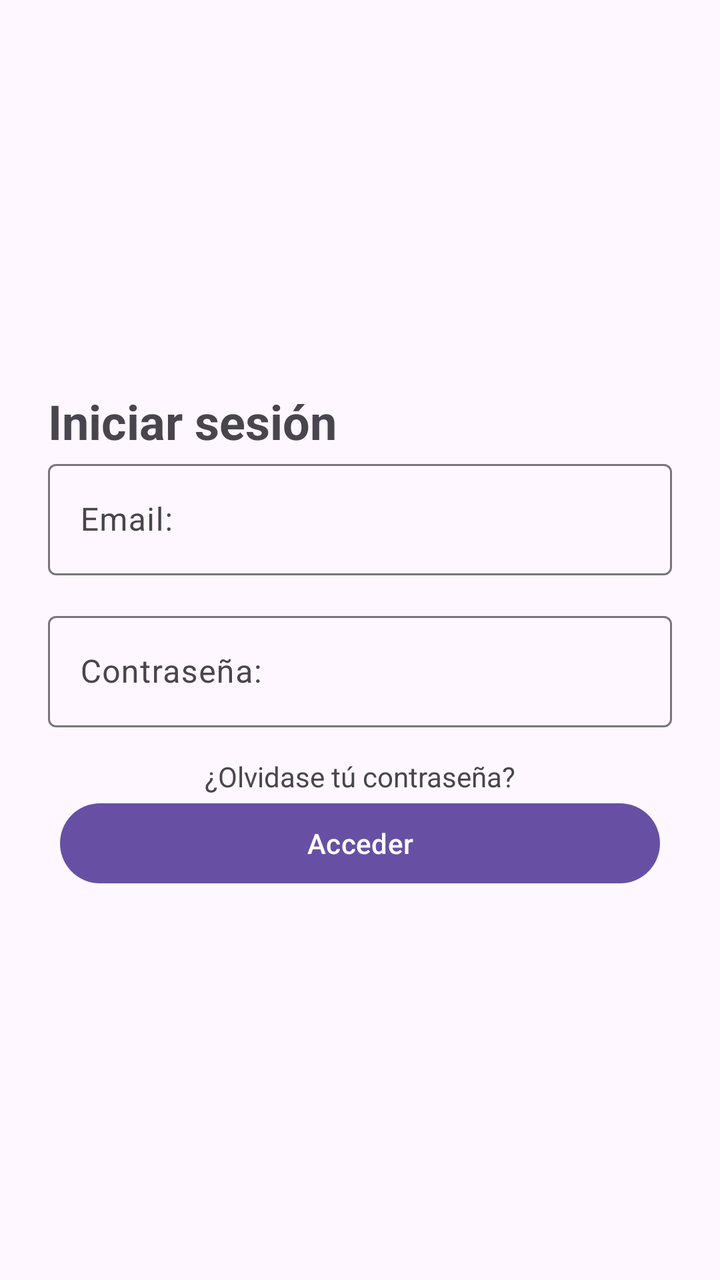
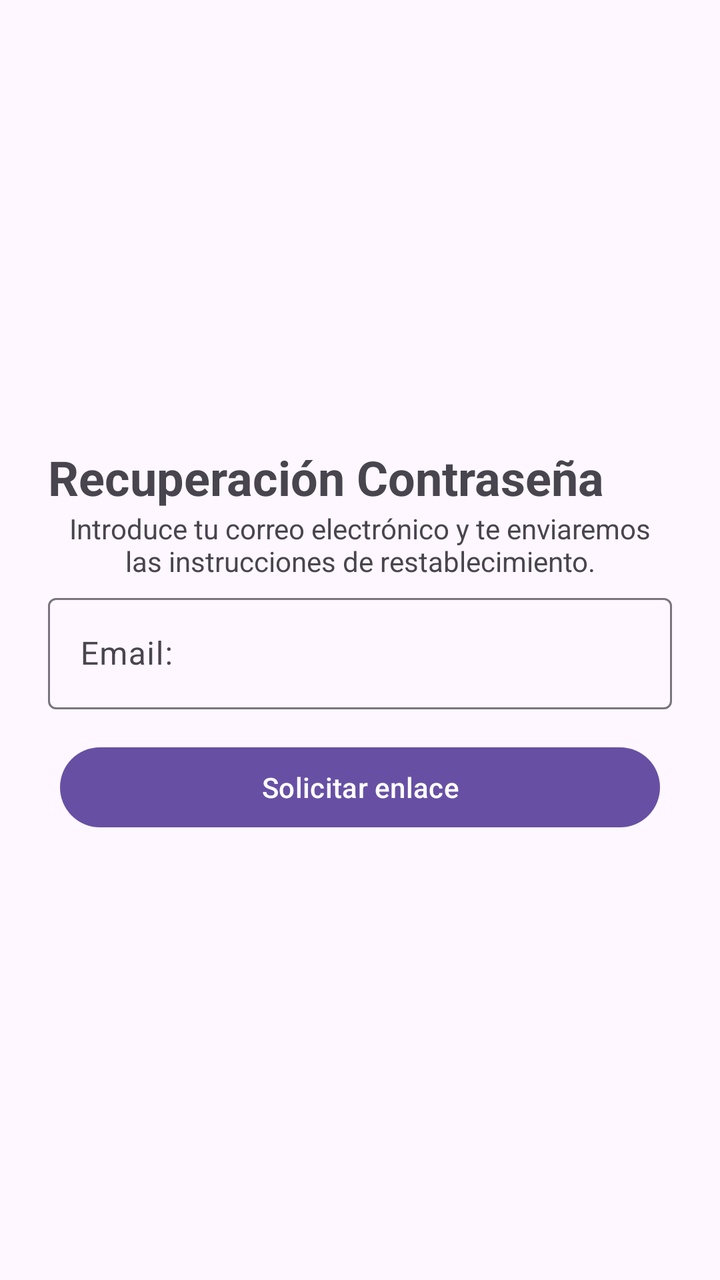

An Android layout rendered at two revisions. The XML below is the earlier revision; the diff shows what the commit changed to produce the second picture.
<!-- AndroidManifest.xml: application theme Theme.CestaFamiliar -->
<!-- res/layout/activity_login.xml -->
<?xml version="1.0" encoding="utf-8"?>
<LinearLayout xmlns:android="http://schemas.android.com/apk/res/android"
    xmlns:app="http://schemas.android.com/apk/res-auto"
    android:id="@+id/nombre"
    android:layout_width="match_parent"
    android:layout_height="match_parent"
    android:layout_gravity="end"
    android:gravity="center"
    android:orientation="vertical"
    android:padding="24dp">

    <TextView
        android:id="@+id/tvIniciarSesión"
        android:layout_width="match_parent"
        android:layout_height="wrap_content"
        android:text="Iniciar sesión"
        android:textSize="24sp"
        android:textStyle="bold" />

    <com.google.android.material.textfield.TextInputLayout
        android:layout_width="match_parent"
        android:layout_height="76dp"
        app:hintAnimationEnabled="false">

        <com.google.android.material.textfield.TextInputEditText
            android:id="@+id/tinputEmail"
            android:layout_width="match_parent"
            android:layout_height="wrap_content"
            android:hint="Email:"
            android:inputType="textEmailAddress" />
    </com.google.android.material.textfield.TextInputLayout>

    <com.google.android.material.textfield.TextInputLayout
        android:layout_width="match_parent"
        android:layout_height="76dp"
        app:hintAnimationEnabled="false">

        <com.google.android.material.textfield.TextInputEditText
            android:id="@+id/tinputContraseña"
            android:layout_width="match_parent"
            android:layout_height="wrap_content"
            android:hint="Contraseña:"
            android:inputType="textPassword"
            android:password="true" />
    </com.google.android.material.textfield.TextInputLayout>

    <TextView
        android:id="@+id/tvRecuperarContraseña"
        android:layout_width="match_parent"
        android:layout_height="19dp"
        android:text="¿Olvidase tú contraseña?"
        android:textAlignment="center" />

    <Button
        android:id="@+id/Acceder"
        android:layout_width="300dp"
        android:layout_height="wrap_content"
        android:text="Acceder" />

</LinearLayout>
<!-- resources referenced by this layout -->
<resources>
  <style name="Theme.CestaFamiliar" parent="Base.Theme.CestaFamiliar" />
  <style name="Base.Theme.CestaFamiliar" parent="Theme.Material3.DayNight.NoActionBar">
          
          
      </style>
</resources>

<!-- the commit's change to res/layout/activity_login.xml (unified diff, before → after) -->
@@ -1,7 +1,7 @@
 <?xml version="1.0" encoding="utf-8"?>
 <LinearLayout xmlns:android="http://schemas.android.com/apk/res/android"
     xmlns:app="http://schemas.android.com/apk/res-auto"
-    android:id="@+id/nombre"
+    android:id="@+id/login"
     android:layout_width="match_parent"
     android:layout_height="match_parent"
     android:layout_gravity="end"
@@ -10,12 +10,19 @@
     android:padding="24dp">
 
     <TextView
-        android:id="@+id/tvIniciarSesión"
+        android:id="@+id/tvRecuContraseña"
         android:layout_width="match_parent"
         android:layout_height="wrap_content"
-        android:text="Iniciar sesión"
+        android:text="Recuperación Contraseña"
         android:textSize="24sp"
         android:textStyle="bold" />
+
+    <TextView
+        android:id="@+id/tvRecuperarContraseña"
+        android:layout_width="match_parent"
+        android:layout_height="39dp"
+        android:text="Introduce tu correo electrónico y te enviaremos las instrucciones de restablecimiento."
+        android:textAlignment="center" />
 
     <com.google.android.material.textfield.TextInputLayout
         android:layout_width="match_parent"
@@ -30,31 +37,10 @@
             android:inputType="textEmailAddress" />
     </com.google.android.material.textfield.TextInputLayout>
 
-    <com.google.android.material.textfield.TextInputLayout
-        android:layout_width="match_parent"
-        android:layout_height="76dp"
-        app:hintAnimationEnabled="false">
-
-        <com.google.android.material.textfield.TextInputEditText
-            android:id="@+id/tinputContraseña"
-            android:layout_width="match_parent"
-            android:layout_height="wrap_content"
-            android:hint="Contraseña:"
-            android:inputType="textPassword"
-            android:password="true" />
-    </com.google.android.material.textfield.TextInputLayout>
-
-    <TextView
-        android:id="@+id/tvRecuperarContraseña"
-        android:layout_width="match_parent"
-        android:layout_height="19dp"
-        android:text="¿Olvidase tú contraseña?"
-        android:textAlignment="center" />
-
     <Button
-        android:id="@+id/Acceder"
+        android:id="@+id/SoliciarEnlace"
         android:layout_width="300dp"
         android:layout_height="wrap_content"
-        android:text="Acceder" />
+        android:text="Solicitar enlace" />
 
 </LinearLayout>
